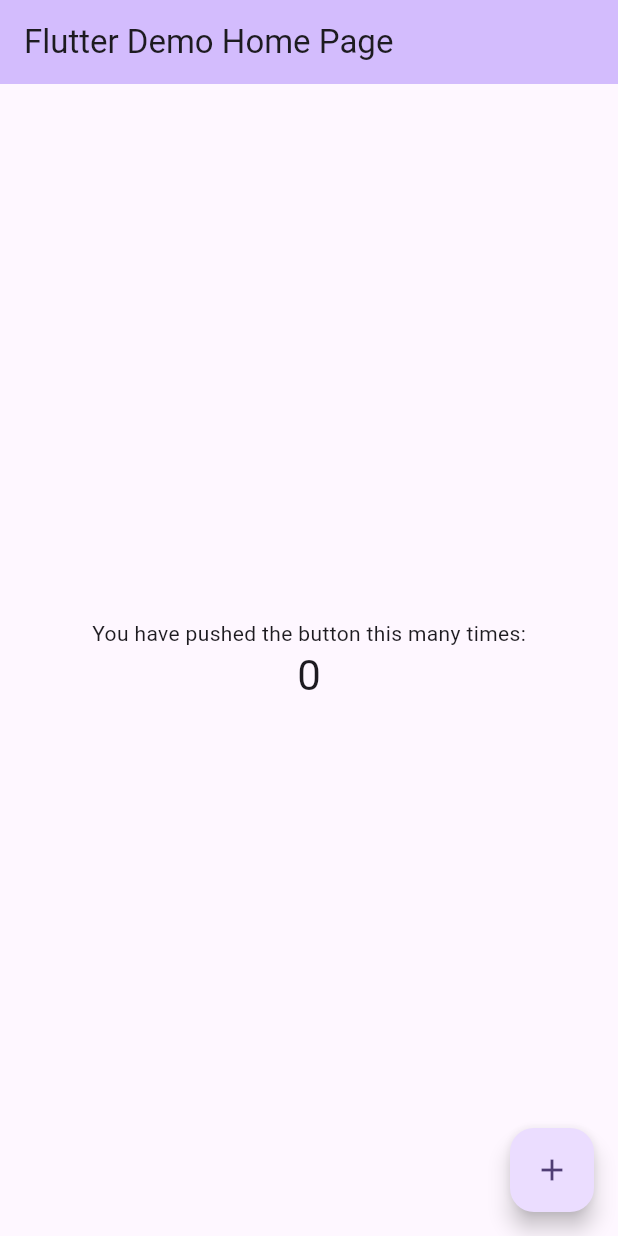
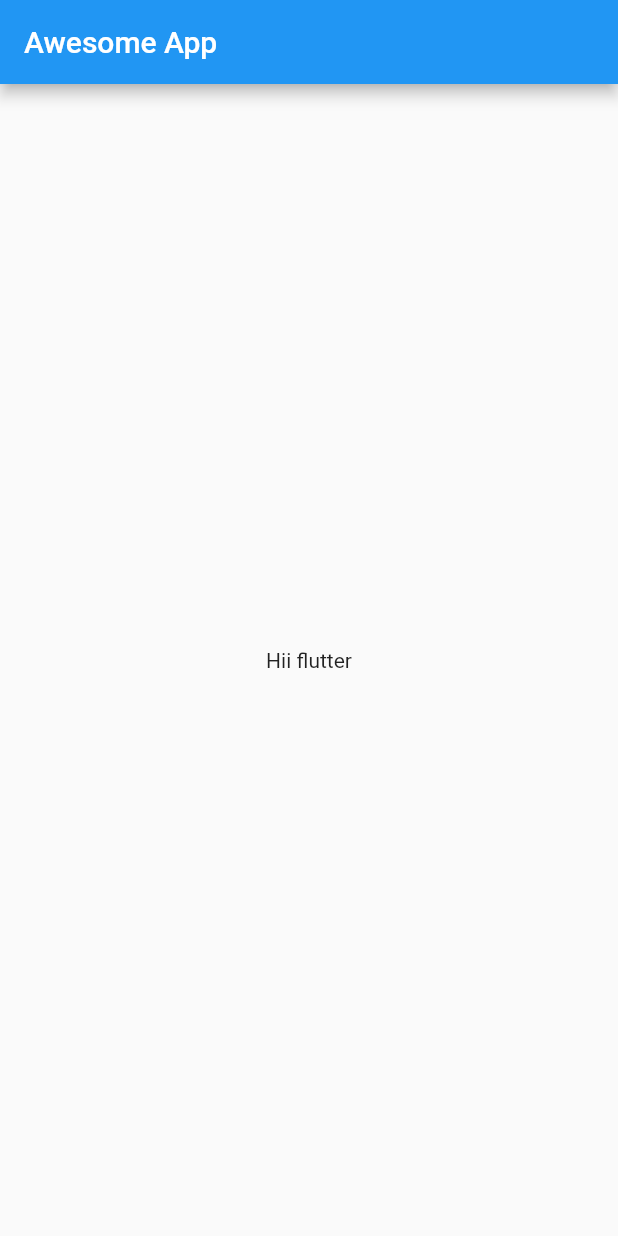
Before and after one commit to AkritiSubedi/Flutter_chapter-wise-for-beginners, a Flutter app: the screen it shows after launch, on a phone screen of 412 x 824 dp. Run offline on Flutter 3.47's test engine with Material 2 defaults, Android fonts, the phone set to English and light mode, and no system bars.

Commit message:
ch_1 completed

```diff
--- a/lib/main.dart
+++ b/lib/main.dart
@@ -1,125 +1,24 @@
 import 'package:flutter/material.dart';
 
 void main() {
-  runApp(const MyApp());
+  runApp(MaterialApp(
+    title: "App",
+    home: Homepage(),
+  ));
 }
 
-class MyApp extends StatelessWidget {
-  const MyApp({super.key});
+class Homepage extends StatelessWidget {
+  const Homepage({super.key});
 
-  // This widget is the root of your application.
   @override
   Widget build(BuildContext context) {
-    return MaterialApp(
-      title: 'Flutter Demo',
-      theme: ThemeData(
-        // This is the theme of your application.
-        //
-        // TRY THIS: Try running your application with "flutter run". You'll see
-        // the application has a blue toolbar. Then, without quitting the app,
-        // try changing the seedColor in the colorScheme below to Colors.green
-        // and then invoke "hot reload" (save your changes or press the "hot
-        // reload" button in a Flutter-supported IDE, or press "r" if you used
-        // the command line to start the app).
-        //
-        // Notice that the counter didn't reset back to zero; the application
-        // state is not lost during the reload. To reset the state, use hot
-        // restart instead.
-        //
-        // This works for code too, not just values: Most code changes can be
-        // tested with just a hot reload.
-        colorScheme: ColorScheme.fromSeed(seedColor: Colors.deepPurple),
-        useMaterial3: true,
+    return Scaffold(
+      appBar: AppBar(
+        title: Text("Awesome App"),
       ),
-      home: const MyHomePage(title: 'Flutter Demo Home Page'),
+      body: Container(
+        child: Center(child: Text("Hii flutter")),
+      ),
     );
   }
 }
-
-class MyHomePage extends StatefulWidget {
-  const MyHomePage({super.key, required this.title});
-
-  // This widget is the home page of your application. It is stateful, meaning
-  // that it has a State object (defined below) that contains fields that affect
-  // how it looks.
-
-  // This class is the configuration for the state. It holds the values (in this
-  // case the title) provided by the parent (in this case the App widget) and
-  // used by the build method of the State. Fields in a Widget subclass are
-  // always marked "final".
-
-  final String title;
-
-  @override
-  State<MyHomePage> createState() => _MyHomePageState();
-}
-
-class _MyHomePageState extends State<MyHomePage> {
-  int _counter = 0;
-
-  void _incrementCounter() {
-    setState(() {
-      // This call to setState tells the Flutter framework that something has
-      // changed in this State, which causes it to rerun the build method below
-      // so that the display can reflect the updated values. If we changed
-      // _counter without calling setState(), then the build method would not be
-      // called again, and so nothing would appear to happen.
-      _counter++;
-    });
-  }
-
-  @override
-  Widget build(BuildContext context) {
-    // This method is rerun every time setState is called, for instance as done
-    // by the _incrementCounter method above.
-    //
-    // The Flutter framework has been optimized to make rerunning build methods
-    // fast, so that you can just rebuild anything that needs updating rather
-    // than having to individually change instances of widgets.
-    return Scaffold(
-      appBar: AppBar(
-        // TRY THIS: Try changing the color here to a specific color (to
-        // Colors.amber, perhaps?) and trigger a hot reload to see the AppBar
-        // change color while the other colors stay the same.
-        backgroundColor: Theme.of(context).colorScheme.inversePrimary,
-        // Here we take the value from the MyHomePage object that was created by
-        // the App.build method, and use it to set our appbar title.
-        title: Text(widget.title),
-      ),
-      body: Center(
-        // Center is a layout widget. It takes a single child and positions it
-        // in the middle of the parent.
-        child: Column(
-          // Column is also a layout widget. It takes a list of children and
-          // arranges them vertically. By default, it sizes itself to fit its
-          // children horizontally, and tries to be as tall as its parent.
-          //
-          // Column has various properties to control how it sizes itself and
-          // how it positions its children. Here we use mainAxisAlignment to
-          // center the children vertically; the main axis here is the vertical
-          // axis because Columns are vertical (the cross axis would be
-          // horizontal).
-          //
-          // TRY THIS: Invoke "debug painting" (choose the "Toggle Debug Paint"
-          // action in the IDE, or press "p" in the console), to see the
-          // wireframe for each widget.
-          mainAxisAlignment: MainAxisAlignment.center,
-          children: <Widget>[
-            const Text(
-              'You have pushed the button this many times:',
-            ),
-            Text(
-              '$_counter',
-              style: Theme.of(context).textTheme.headlineMedium,
-            ),
-          ],
-        ),
-      ),
-      floatingActionButton: FloatingActionButton(
-        onPressed: _incrementCounter,
-        tooltip: 'Increment',
-        child: const Icon(Icons.add),
-      ), // This trailing comma makes auto-formatting nicer for build methods.
-    );
-  }
-}
--- a/pubspec.yaml
+++ b/pubspec.yaml
@@ -15,7 +15,7 @@ publish_to: 'none' # Remove this line if you wish to publish to pub.dev
 # Read more about iOS versioning at
 # https://developer.apple.com/library/archive/documentation/General/Reference/InfoPlistKeyReference/Articles/CoreFoundationKeys.html
 # In Windows, build-name is used as the major, minor, and patch parts
-# of the product and file versions while build-number is used as the build suffix.
+
 version: 1.0.0+1
 
 environment:
```
Also changed, not shown: 1 other file.
